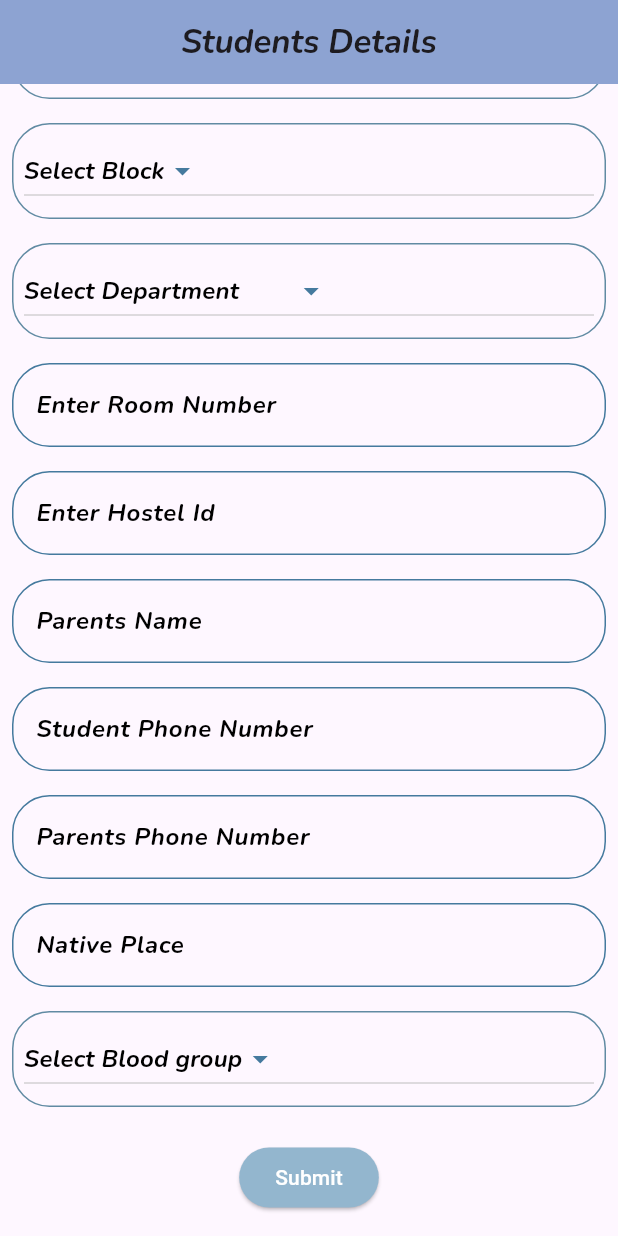
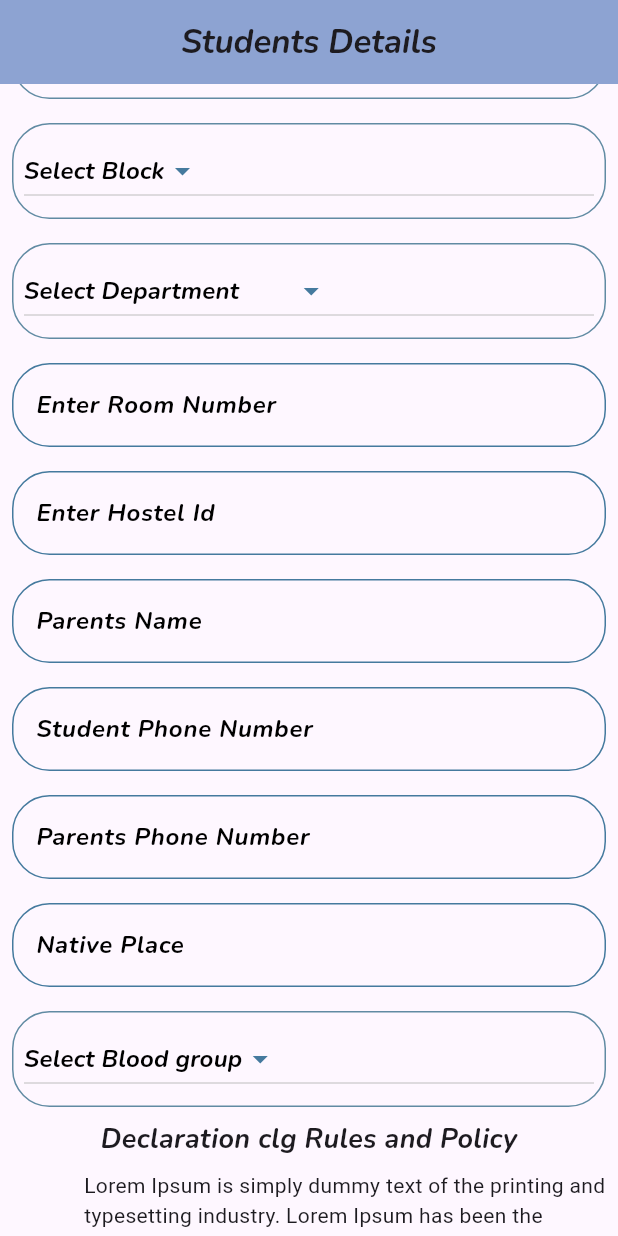
Before and after one commit to rishabhsingh9861/hostelappstudent, a Flutter app: the StudentData screen opened directly, scrolled down 208 dp, on a phone screen of 412 x 824 dp. Run offline on Flutter 3.47's test engine with Material 3 defaults, Android fonts, the phone set to English and light mode, and no system bars; our stand-ins replace cloud_firestore, file_picker, firebase_auth, firebase_core, firebase_storage, google_sign_in and 2 more; missing offline and left inert: syncfusion_flutter_pdfviewer; accounts and stored records are empty.

Commit message:
Declaration clg rules and policy

```diff
--- a/lib/student/constant/const.dart
+++ b/lib/student/constant/const.dart
@@ -32,7 +32,7 @@ Widget dropdownMenu<T>(
         child: DropdownButton<T>(
           elevation: 0,
           iconEnabledColor: const Color.fromARGB(255, 69, 122, 158),
-          dropdownColor: Color.fromARGB(255, 198, 209, 228),
+          dropdownColor: const Color.fromARGB(255, 198, 209, 228),
           value: dropdownValue,
           onChanged: onChanged,
           borderRadius: BorderRadius.circular(25),
--- a/lib/student/studentdata.dart
+++ b/lib/student/studentdata.dart
@@ -249,12 +249,38 @@ class _StudentDataState extends State<StudentData> {
                     });
                   }),
                 ),
+                const Text(
+                  "Declaration clg Rules and Policy",
+                  style: TextStyle(
+                      fontSize: 18,
+                      fontFamily: "Nunito",
+                      fontWeight: FontWeight.bold),
+                ),
+                Padding(
+                  padding: const EdgeInsets.all(8.0),
+                  child: Row(
+                    children: [
+                      Checkbox(
+                        onChanged: (value) {},
+                        value: true,
+                      ),
+                      const Expanded(
+                        child: Column(
+                          children: [
+                            Text(
+                                "Lorem Ipsum is simply dummy text of the printing and typesetting industry. Lorem Ipsum has been the industry's standard dummy text ever since the 1500s, when an unknown printer took a galley of type and scrambled it to make a type specimen book. It has survived not only five centuries, but also the leap into electronic typesetting, remaining essentially unchanged. It was popularised in the 1960s with the release of Letraset sheets containing Lorem Ipsum passages, and more recently with desktop publishing")
+                          ],
+                        ),
+                      )
+                    ],
+                  ),
+                ),
                 Padding(
                   padding: const EdgeInsets.all(15.0),
                   child: ElevatedButton(
                     style: ButtonStyle(
                       backgroundColor: MaterialStateColor.resolveWith(
-                        (states) => Color.fromARGB(255, 147, 182, 206),
+                        (states) => const Color.fromARGB(255, 147, 182, 206),
                       ),
                     ),
                     onPressed: () {
```
Also changed, not shown: lib/onboard.dart (+16 -20 lines), lib/student/vjtilogin.dart (+21 -19 lines), assets/images/VJTIPG1.jpeg (added), assets/images/VJTIPG2.jpeg (added), assets/images/VjtiPG.jpg (added).
